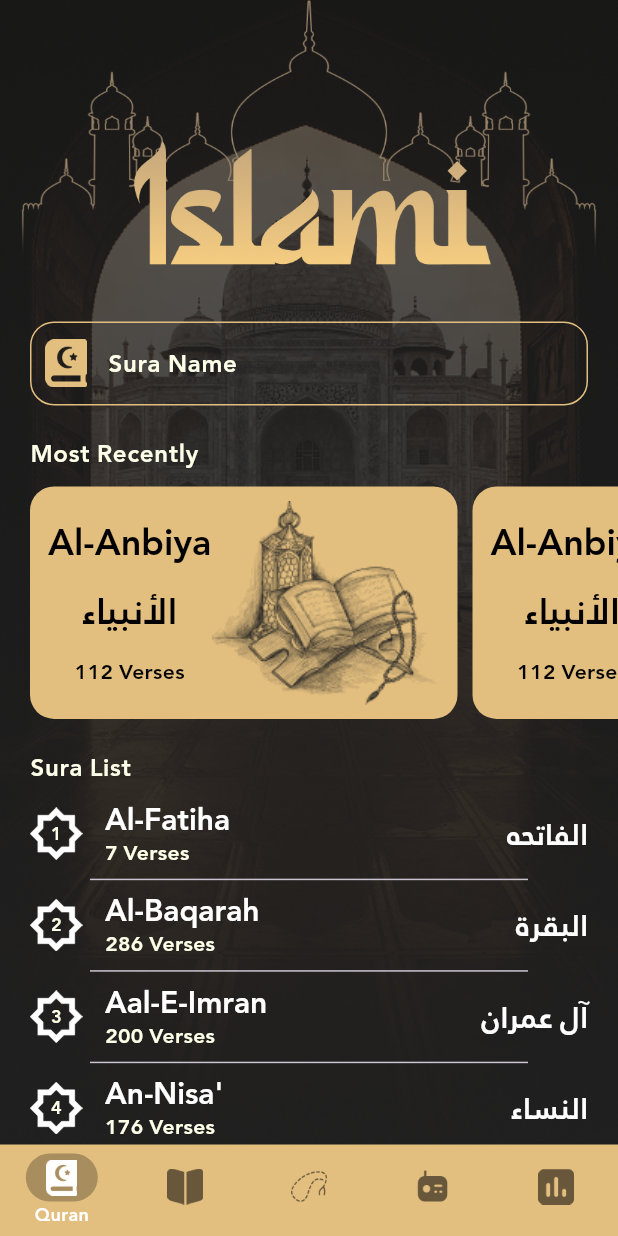
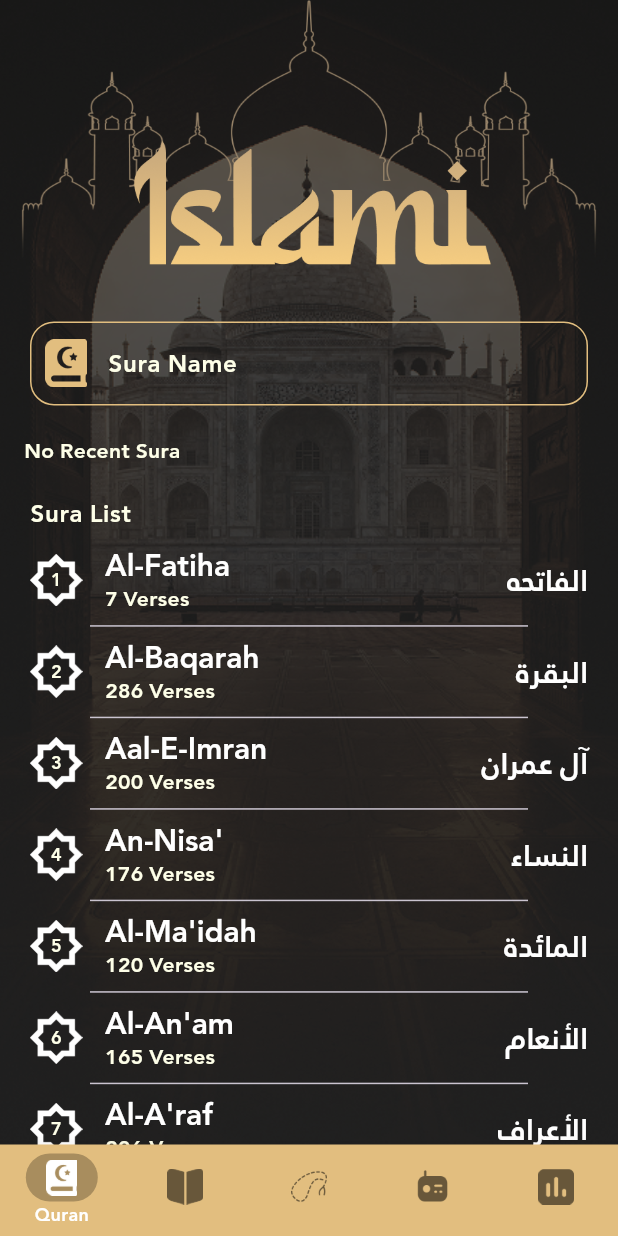
Before and after one commit to HossamGendia/islami_app, a Flutter app: the screen it shows after launch, on a phone screen of 412 x 824 dp. Run offline on Flutter 3.47's test engine with Material 3 defaults, Android fonts, the phone set to English and light mode, and no system bars; our stand-ins replace carousel_slider, shared_preferences.

Commit message:
feat(quran-tab) : - added most-recent widget logic

```diff
--- /dev/null
+++ b/lib/core/services/local_storage_keys.dart
@@ -0,0 +1,3 @@
+abstract class LocalStorageKeys{
+  static const String recentSuras = 'recent-suras';
+}
--- /dev/null
+++ b/lib/core/services/local_storage_services.dart
@@ -0,0 +1,41 @@
+import 'package:shared_preferences/shared_preferences.dart';
+
+abstract class LocalStorageServices {
+  static late SharedPreferences _preferences;
+
+  static init() async {
+    _preferences = await SharedPreferences.getInstance();
+  }
+
+  static Future<bool> setInt(String key, int value) {
+    return _preferences.setInt(key, value);
+  }
+
+  static Future<bool> setString(String key, String value) {
+    return _preferences.setString(key, value);
+  }
+
+  static Future<bool> setBool(String key, bool value) {
+    return _preferences.setBool(key, value);
+  }
+
+  static Future<bool> setStringList(String key, List<String> value) {
+    return _preferences.setStringList(key, value);
+  }
+
+  static int? getInt(String key) {
+    return _preferences.getInt(key);
+  }
+
+  static String? getString(String key) {
+    return _preferences.getString(key);
+  }
+
+  static bool? getBool(String key) {
+    return _preferences.getBool(key);
+  }
+
+  static List<String>? getStringList(String key) {
+    return _preferences.getStringList(key);
+  }
+}
--- a/lib/main.dart
+++ b/lib/main.dart
@@ -1,10 +1,14 @@
 import 'package:flutter/material.dart';
 import 'package:islami_app/core/constatns/theme_manager.dart';
+import 'package:islami_app/core/services/local_storage_services.dart';
 import 'package:islami_app/modules/layout/layout_view.dart';
 import 'package:islami_app/modules/layout/quran/widgets/quran_details_view.dart';
 import 'package:islami_app/modules/splash/splash_view.dart';
 
-void main() {
+Future<void> main() async{
+  WidgetsFlutterBinding.ensureInitialized();
+  await LocalStorageServices.init();
+
   runApp(const MyApp());
 }
 
--- a/lib/modules/layout/quran/quran_view.dart
+++ b/lib/modules/layout/quran/quran_view.dart
@@ -1,12 +1,28 @@
 import 'package:flutter/material.dart';
 import 'package:islami_app/core/constatns/colors_pallete.dart';
+import 'package:islami_app/core/constatns/constant.dart';
+import 'package:islami_app/core/services/local_storage_services.dart';
+import 'package:islami_app/modules/layout/quran/widgets/quran_details_view.dart';
 import 'package:islami_app/modules/layout/quran/widgets/recently_sura_widget.dart';
 import 'package:islami_app/modules/layout/quran/widgets/sura_list_widget.dart';
 
 import '../../../core/constatns/assets.dart';
+import '../../../core/services/local_storage_keys.dart';
+import '../../../models/sura_data_model.dart';
 
-class QuranView extends StatelessWidget {
-  const QuranView({super.key});
+class QuranView extends StatefulWidget {
+  QuranView({super.key});
+
+  @override
+  State<QuranView> createState() => _QuranViewState();
+}
+
+class _QuranViewState extends State<QuranView> {
+  @override
+  void initState() {
+    // TODO: implement initState
+    loadRecentData();
+  }
 
   @override
   Widget build(BuildContext context) {
@@ -50,11 +66,60 @@ class QuranView extends StatelessWidget {
                 ),
               ),
             ),
-            RecentlySuraWidget(),
-            SuraListWidget(),
+            recentSuraList.isNotEmpty
+                ? RecentlySuraWidget(suraDataModel: recentSuraList)
+                : Padding(
+                  padding: const EdgeInsets.symmetric(horizontal: 16.0),
+                  child: Text('No Recent Sura'),
+                ),
+            SuraListWidget(onSuraTab: onSuraTap),
           ],
         ),
       ),
     );
   }
+
+  List<String> recentSuraIndexList = [];
+
+  List<SuraDataModel> recentSuraList = [];
+
+  onSuraTap(int index) {
+    _cacheSuraIndex(index);
+    Navigator.pushNamed(
+      context,
+      QuranDetailsView.routName,
+      arguments: Constants.suraDataLists[index],
+    );
+  }
+
+  _cacheSuraIndex(int index) {
+    var indexstring = index.toString();
+    if (recentSuraIndexList.contains(indexstring)) {
+      return;
+    }
+
+    if (recentSuraIndexList.length == 5) {
+      recentSuraIndexList.removeLast();
+    }
+
+    recentSuraIndexList.insert(0, indexstring);
+    LocalStorageServices.setStringList(
+      LocalStorageKeys.recentSuras,
+      recentSuraIndexList,
+    );
+    loadRecentData();
+    setState(() {});
+  }
+
+  loadRecentData() {
+    recentSuraIndexList = [];
+    recentSuraList = [];
+    recentSuraIndexList =
+        LocalStorageServices.getStringList(LocalStorageKeys.recentSuras) ?? [];
+
+    for (var index in recentSuraIndexList) {
+      int indexInt = int.parse(index);
+      recentSuraList.add(Constants.suraDataLists[indexInt]);
+    }
+  }
 }
--- a/lib/modules/layout/quran/widgets/recently_item_widget.dart
+++ b/lib/modules/layout/quran/widgets/recently_item_widget.dart
@@ -1,10 +1,12 @@
 import 'package:flutter/material.dart';
 import 'package:islami_app/core/constatns/colors_pallete.dart';
+import 'package:islami_app/models/sura_data_model.dart';
 
 import '../../../../core/constatns/assets.dart';
 
 class RecentlyItemWidget extends StatelessWidget {
-  const RecentlyItemWidget({super.key});
+  const RecentlyItemWidget({super.key, required this.suraDataModel});
+  final SuraDataModel suraDataModel;
 
   @override
   Widget build(BuildContext context) {
@@ -22,15 +24,15 @@ class RecentlyItemWidget extends StatelessWidget {
             mainAxisAlignment: MainAxisAlignment.spaceEvenly,
             children: [
               Text(
-                'Al-Anbiya',
+                suraDataModel.suraNameEN,
                 style: Theme.of(context).textTheme.headlineSmall,
               ),
               Text(
-                'الأنبياء',
+                suraDataModel.suraNameAR,
                 style: Theme.of(context).textTheme.headlineSmall,
               ),
               Text(
-                '112 Verses',
+                suraDataModel.suraVersesNumber,
                 style: Theme.of(
                   context,
                 ).textTheme.bodyMedium!.copyWith(color: Colors.black),
--- a/lib/modules/layout/quran/widgets/recently_sura_widget.dart
+++ b/lib/modules/layout/quran/widgets/recently_sura_widget.dart
@@ -1,8 +1,11 @@
 import 'package:flutter/material.dart';
+import 'package:islami_app/models/sura_data_model.dart';
+import 'package:islami_app/modules/layout/quran/widgets/quran_details_view.dart';
 import 'package:islami_app/modules/layout/quran/widgets/recently_item_widget.dart';
 
 class RecentlySuraWidget extends StatelessWidget {
-  const RecentlySuraWidget({super.key});
+  const RecentlySuraWidget({super.key, required this.suraDataModel});
+  final List<SuraDataModel> suraDataModel;
 
   @override
   Widget build(BuildContext context) {
@@ -23,13 +26,20 @@ class RecentlySuraWidget extends StatelessWidget {
             scrollDirection: Axis.horizontal,
             padding: EdgeInsets.symmetric(horizontal: 20),
             itemBuilder: (BuildContext context, int index) {
-              return RecentlyItemWidget();
+              return GestureDetector(
+                onTap: (){
+                  Navigator.pushNamed(context, QuranDetailsView.routName, arguments: suraDataModel[index]);
+                },
+                child: RecentlyItemWidget(
+                  suraDataModel: suraDataModel[index],
+                ),
+              );
             },
 
             separatorBuilder: (context, index) {
               return SizedBox(width: 10);
             },
-            itemCount: 4,
+            itemCount: suraDataModel.length,
           ),
         ),
       ],
--- a/lib/modules/layout/quran/widgets/sura_list_item.dart
+++ b/lib/modules/layout/quran/widgets/sura_list_item.dart
@@ -6,19 +6,14 @@ import '../../../../core/constatns/assets.dart';
 
 class SuraListItem extends StatelessWidget {
   final SuraDataModel suraDataModel;
+  final VoidCallback onSuraTab;
 
-  const SuraListItem({super.key, required this.suraDataModel});
+  const SuraListItem({super.key, required this.suraDataModel, required this.onSuraTab});
 
   @override
   Widget build(BuildContext context) {
     return GestureDetector(
-      onTap: () {
-        Navigator.pushNamed(
-          context,
-          QuranDetailsView.routName,
-          arguments: suraDataModel,
-        );
-      },
+      onTap:onSuraTab,
       child: Row(
         children: [
           Container(
--- a/lib/modules/layout/quran/widgets/sura_list_widget.dart
+++ b/lib/modules/layout/quran/widgets/sura_list_widget.dart
@@ -4,7 +4,8 @@ import 'package:islami_app/modules/layout/quran/widgets/sura_list_item.dart';
 import '../../../../core/constatns/constant.dart';
 
 class SuraListWidget extends StatelessWidget {
-  const SuraListWidget({super.key});
+  const SuraListWidget({super.key, required this.onSuraTab});
+  final void Function(int) onSuraTab;
 
   @override
   Widget build(BuildContext context) {
@@ -20,6 +21,7 @@ class SuraListWidget extends StatelessWidget {
             padding: EdgeInsets.symmetric(vertical: 10),
             itemBuilder: (context, index) {
               return SuraListItem(
+                onSuraTab: () => onSuraTab(index),
                 suraDataModel: Constants.suraDataLists[index],
               );
             },
--- a/pubspec.yaml
+++ b/pubspec.yaml
@@ -35,6 +35,7 @@ dependencies:
   # Use with the CupertinoIcons class for iOS style icons.
   cupertino_icons: ^1.0.8
   carousel_slider: ^5.1.1
+  shared_preferences: ^2.5.3
 
 dev_dependencies:
   flutter_test:
```
Also changed, not shown: pubspec.lock, 1 other file.
